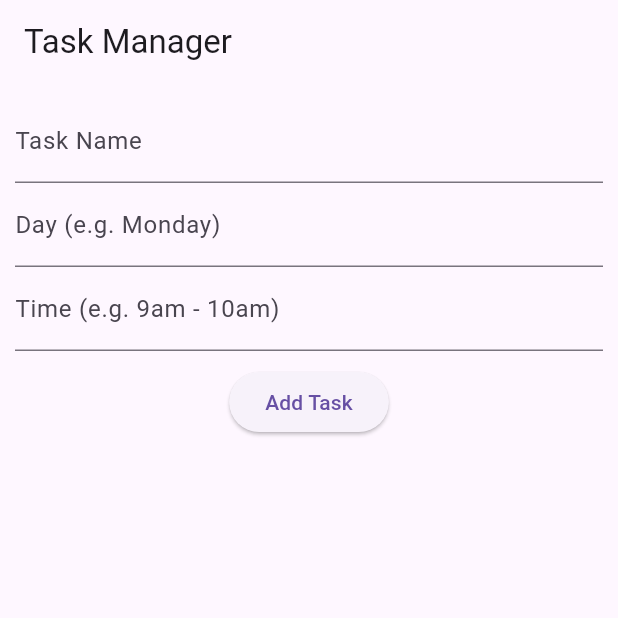
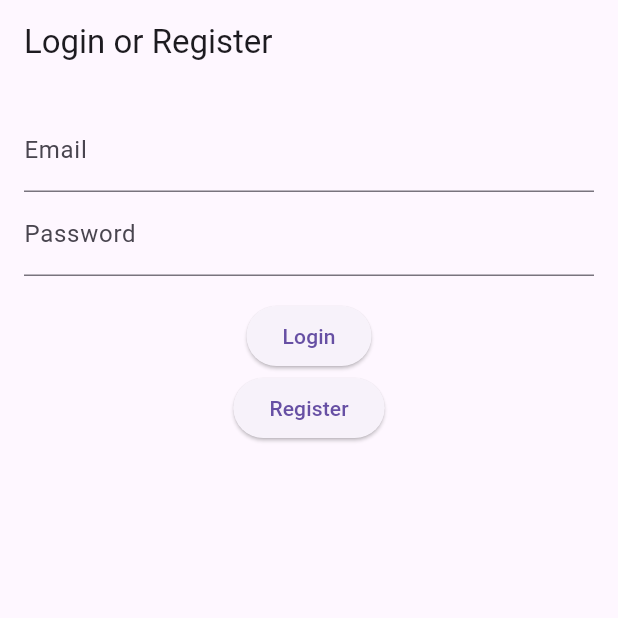
Before and after one commit to nuhs101/task_management_app, a Flutter app: the screen it shows after launch, on a phone screen of 412 x 824 dp, the top half of it. Run offline on Flutter 3.47's test engine with Material 3 defaults, Android fonts, the phone set to English and light mode, and no system bars; our stand-ins replace cloud_firestore, firebase_auth, firebase_core; accounts and stored records are empty.

Commit message:
implmented logina nd register with firebase auth

```diff
--- a/lib/main.dart
+++ b/lib/main.dart
@@ -2,6 +2,7 @@ import 'package:flutter/material.dart';
 import 'package:firebase_core/firebase_core.dart';
 import 'package:cloud_firestore/cloud_firestore.dart';
 import 'firebase_options.dart';
+import 'package:firebase_auth/firebase_auth.dart';
 
 void main() async {
   WidgetsFlutterBinding.ensureInitialized();
@@ -11,10 +12,97 @@ void main() async {
 
 class TaskApp extends StatelessWidget {
   const TaskApp({super.key});
+  @override
+  Widget build(BuildContext context) {
+    return MaterialApp(title: 'Task Manager', home: AuthGate());
+  }
+}
+
+class AuthGate extends StatelessWidget {
+  const AuthGate({super.key});
 
   @override
   Widget build(BuildContext context) {
-    return MaterialApp(title: 'Task Manager', home: TaskScreen());
+    return StreamBuilder<User?>(
+      stream: FirebaseAuth.instance.authStateChanges(),
+      builder: (context, snapshot) {
+        if (snapshot.connectionState == ConnectionState.waiting) {
+          return Center(child: CircularProgressIndicator());
+        }
+        if (snapshot.hasData) {
+          return TaskScreen();
+        }
+        return LoginScreen();
+      },
+    );
+  }
+}
+
+class LoginScreen extends StatefulWidget {
+  const LoginScreen({super.key});
+
+  @override
+  State<LoginScreen> createState() => _LoginScreenState();
+}
+
+class _LoginScreenState extends State<LoginScreen> {
+  final emailController = TextEditingController();
+  final passwordController = TextEditingController();
+
+  Future<void> login() async {
+    try {
+      await FirebaseAuth.instance.signInWithEmailAndPassword(
+        email: emailController.text.trim(),
+        password: passwordController.text.trim(),
+      );
+    } catch (e) {
+      if (mounted) {
+        ScaffoldMessenger.of(
+          context,
+        ).showSnackBar(SnackBar(content: Text('Login failed: $e')));
+      }
+    }
+  }
+
+  Future<void> register() async {
+    try {
+      await FirebaseAuth.instance.createUserWithEmailAndPassword(
+        email: emailController.text.trim(),
+        password: passwordController.text.trim(),
+      );
+    } catch (e) {
+      if (mounted) {
+        ScaffoldMessenger.of(
+          context,
+        ).showSnackBar(SnackBar(content: Text('Register failed: $e')));
+      }
+    }
+  }
+
+  @override
+  Widget build(BuildContext context) {
+    return Scaffold(
+      appBar: AppBar(title: Text('Login or Register')),
+      body: Padding(
+        padding: const EdgeInsets.all(16.0),
+        child: Column(
+          children: [
+            TextField(
+              controller: emailController,
+              decoration: InputDecoration(labelText: 'Email'),
+            ),
+            TextField(
+              controller: passwordController,
+              obscureText: true,
+              decoration: InputDecoration(labelText: 'Password'),
+            ),
+            SizedBox(height: 16),
+            ElevatedButton(onPressed: login, child: Text('Login')),
+            ElevatedButton(onPressed: register, child: Text('Register')),
+          ],
+        ),
+      ),
+    );
   }
 }
 
--- a/pubspec.yaml
+++ b/pubspec.yaml
@@ -32,6 +32,7 @@ dependencies:
     sdk: flutter
   firebase_core: 3.12.1
   cloud_firestore: 5.6.5
+  firebase_auth: 5.5.1
   # The following adds the Cupertino Icons font to your application.
   # Use with the CupertinoIcons class for iOS style icons.
   cupertino_icons: ^1.0.8
```
Also changed, not shown: pubspec.lock, 3 other files.
